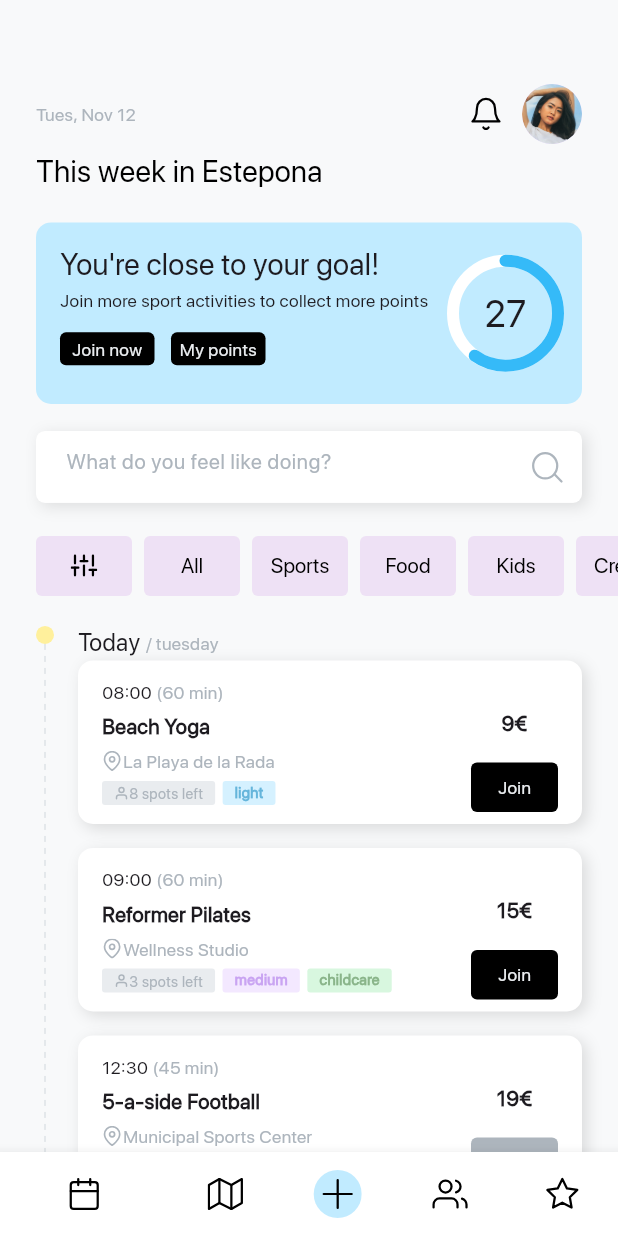
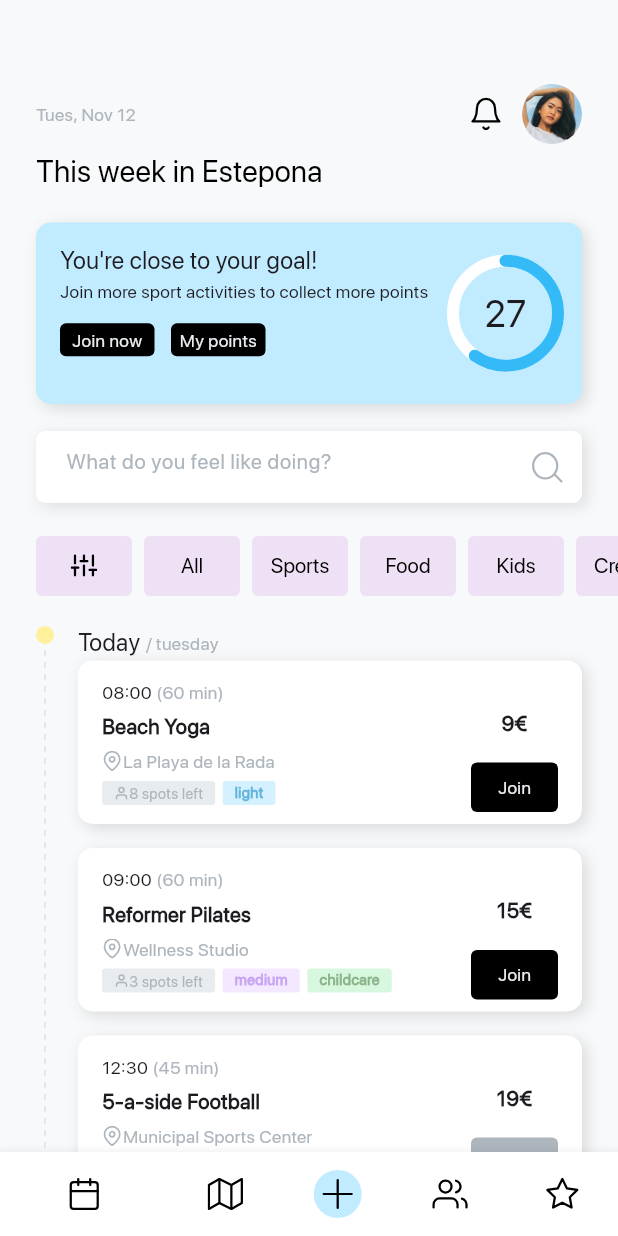
Before and after one commit to ramadhantaAkmal/town-square, a Flutter app: the screen it shows after launch, on a phone screen of 412 x 824 dp. Run offline on Flutter 3.47's test engine with Material 3 defaults, Android fonts, the phone set to English and light mode, and no system bars; drawn by our look-alikes of dotted_line; our stand-ins replace flutter_svg; project files that could hold a hidden picture were left out.

Commit message:
fix:fix font family issue not loaded

```diff
--- a/lib/config/themes/text_styles.dart
+++ b/lib/config/themes/text_styles.dart
@@ -1,49 +1,78 @@
 import 'package:flutter/material.dart';
 
-class MobileFont {
-  //Heading
-  TextStyle heading1_24 = const TextStyle(
+/**
+ *
+ * Mobile Font
+ *
+ *
+ */
+
+///Font size: 24, Font weight: 700
+const TextStyle mobileHeading1 = TextStyle(
     fontFamily: 'SFProDisplay', fontSize: 24, fontWeight: FontWeight.w700);
-  TextStyle heading2_20 = const TextStyle(
+
+///Font size: 20, Font weight: 500
+const TextStyle mobileHeading2 = TextStyle(
     fontFamily: 'SFProDisplay', fontSize: 20, fontWeight: FontWeight.w500);
 
-  //Subtitle
-  TextStyle subtitle1_16 = const TextStyle(
+///Font size: 16, Font weight: 500
+const TextStyle mobileSubtitle1 = TextStyle(
     fontFamily: 'SFProDisplay', fontSize: 16, fontWeight: FontWeight.w500);
-  TextStyle subtitle2_14 = const TextStyle(
+
+///Font size: 14, Font weight: 700
+const TextStyle mobileSubtitle2 = TextStyle(
     fontFamily: 'SFProDisplay', fontSize: 14, fontWeight: FontWeight.w700);
 
-  //Subtitle
-  TextStyle body1_14 = const TextStyle(
+///Font size: 14, Font weigth: 500
+const TextStyle mobileBody1 = TextStyle(
     fontFamily: 'SFProDisplay', fontSize: 14, fontWeight: FontWeight.w500);
-  TextStyle body2_12 = const TextStyle(
+
+///Font size: 12, Font weigth: 500
+const TextStyle mobileBody2 = TextStyle(
     fontFamily: 'SFProDisplay', fontSize: 12, fontWeight: FontWeight.w500);
-  TextStyle body3_10 = const TextStyle(
+
+///Font size: 10, Font weigth: 500
+const TextStyle mobileBody3 = TextStyle(
     fontFamily: 'SFProDisplay', fontSize: 10, fontWeight: FontWeight.w500);
-  TextStyle body3bold_10 = const TextStyle(
+
+///Font size: 10, Font weigth: 700
+const TextStyle mobileBody3Bold = TextStyle(
     fontFamily: 'SFProDisplay', fontSize: 10, fontWeight: FontWeight.w700);
-}
+/**
+ *
+ * Desktop Font
+ *
+ *
+ */
 
-class DesktopFont {
-  //Heading
-  TextStyle heading1_24 = const TextStyle(
+///Font size: 24, Font weigth: 700
+const TextStyle desktopHeading1 = TextStyle(
     fontFamily: 'SFProDisplay', fontSize: 24, fontWeight: FontWeight.w700);
-  TextStyle heading2_24 = const TextStyle(
+
+///Font size: 24, Font weigth: 500
+const TextStyle desktopHeading2 = TextStyle(
     fontFamily: 'SFProDisplay', fontSize: 24, fontWeight: FontWeight.w500);
 
-  //Subtitle
-  TextStyle subtitle1_20 = const TextStyle(
+///Font size: 20, Font weigth: 500
+const TextStyle desktopSubtitle1 = TextStyle(
     fontFamily: 'SFProDisplay', fontSize: 20, fontWeight: FontWeight.w500);
-  TextStyle subtitle2_20 = const TextStyle(
+
+///Font size: 20, Font weigth: 700
+const TextStyle desktopSubtitle2 = TextStyle(
     fontFamily: 'SFProDisplay', fontSize: 20, fontWeight: FontWeight.w700);
 
-  //Body
-  TextStyle body1_14 = const TextStyle(
+///Font size: 14, Font weigth: 500
+const TextStyle desktopBody1 = TextStyle(
     fontFamily: 'SFProDisplay', fontSize: 14, fontWeight: FontWeight.w500);
-  TextStyle body2_14 = const TextStyle(
+
+///Font size: 14, Font weigth: 400
+const TextStyle desktopBody2 = TextStyle(
     fontFamily: 'SFProDisplay', fontSize: 14, fontWeight: FontWeight.w400);
-  TextStyle body3_12 = const TextStyle(
-      fontFamily: 'SFProDisplay', fontSize: 12, fontWeight: FontWeight.w500);
-  TextStyle body3bold_12 = const TextStyle(
+
+///Font size: 12, Font weigth: 400
+const TextStyle desktopBody3 = TextStyle(
+    fontFamily: 'SFProDisplay', fontSize: 12, fontWeight: FontWeight.w400);
+
+///Font size: 12, Font weigth: 700
+const TextStyle desktopBody3Bold = TextStyle(
     fontFamily: 'SFProDisplay', fontSize: 12, fontWeight: FontWeight.w700);
-}
--- a/lib/features/activity_screen/view/activity/activity_widget.dart
+++ b/lib/features/activity_screen/view/activity/activity_widget.dart
@@ -16,8 +16,7 @@ class ActivityWidget extends StatelessWidget {
   const ActivityWidget({super.key});
 
   static bool isDesktop = false;
-  static final mobileFont = MobileFont();
-  static final desktopFont = DesktopFont();
+
   static final ScrollController scrollController = ScrollController();
 
   @override
@@ -38,8 +37,8 @@ class ActivityWidget extends StatelessWidget {
               Text(
                 "Tues, Nov 12",
                 style: !isDesktop
-                    ? mobileFont.body2_12.copyWith(color: neutral500)
-                    : desktopFont.body1_14.copyWith(color: neutral500),
+                    ? mobileBody2.copyWith(color: neutral500)
+                    : desktopBody1.copyWith(color: neutral500),
               ),
               if (!isDesktop)
                 Row(
@@ -68,8 +67,8 @@ class ActivityWidget extends StatelessWidget {
           child: Text(
             "This week in Estepona",
             style: !isDesktop
-                ? mobileFont.heading2_20.copyWith(color: neutralBlack)
-                : desktopFont.heading2_24.copyWith(color: neutralBlack),
+                ? mobileHeading2.copyWith(color: neutralBlack)
+                : desktopHeading2.copyWith(color: neutralBlack),
           ),
         ),
         if (!isDesktop)
@@ -79,9 +78,7 @@ class ActivityWidget extends StatelessWidget {
               left: defaultSize * 6,
               right: defaultSize * 6,
             ),
-            child: GoalBanner(
-              isDesktop: isDesktop,
-            ),
+            child: GoalBanner(),
           ),
         const Padding(
           padding:
@@ -151,25 +148,24 @@ class ActivityWidget extends StatelessWidget {
           child: SizedBox(
             height: MediaQuery.sizeOf(context).height,
             child: Row(
+              crossAxisAlignment: CrossAxisAlignment.start,
               children: [
                 Padding(
                   padding: const EdgeInsets.only(right: 16),
-                  child: Column(
-                    crossAxisAlignment: CrossAxisAlignment.center,
+                  child: Stack(
+                    alignment: Alignment.topCenter,
                     children: [
+                      DottedLine(
+                        direction: Axis.vertical,
+                        lineLength: 152.0 * (activityList.length + 1),
+                        dashColor: neutral300,
+                      ),
                       Container(
                         width: 12,
                         height: 12,
                         decoration: BoxDecoration(
                           borderRadius: BorderRadius.circular(50),
                           color: yellowSecondary300,
-                        ),
-                      ),
-                      Expanded(
-                        child: DottedLine(
-                          direction: Axis.vertical,
-                          lineLength: 136.0 * activityList.length,
-                          dashColor: neutral300,
                         ),
                       ),
                     ],
@@ -182,12 +178,11 @@ class ActivityWidget extends StatelessWidget {
                         children: [
                           Text(
                             "Today ",
-                            style: mobileFont.subtitle1_16,
+                            style: mobileSubtitle1,
                           ),
                           Text(
                             "/ tuesday",
-                            style:
-                                mobileFont.body2_12.copyWith(color: neutral500),
+                            style: mobileBody2.copyWith(color: neutral500),
                           ),
                         ],
                       ),
--- a/lib/features/activity_screen/view/activity/widgets/activity_card.dart
+++ b/lib/features/activity_screen/view/activity/widgets/activity_card.dart
@@ -9,9 +9,6 @@ import 'package:town_square/utils/responsive_checker.dart';
 class ActivityCard extends StatelessWidget {
   final ActivityModel activity;
   const ActivityCard({super.key, required this.activity});
-
-  static final mobileFont = MobileFont();
-  static final desktopFont = DesktopFont();
 
   @override
   Widget build(BuildContext context) {
@@ -74,19 +71,17 @@ class ActivityCard extends StatelessWidget {
                     children: [
                       Text(
                         activity.time,
-                        style: mobileFont.body2_12,
+                        style: mobileBody2,
                       ),
                       Text(
                         " (${activity.duration} min)",
-                        style: mobileFont.body2_12.copyWith(color: neutral500),
+                        style: mobileBody2.copyWith(color: neutral500),
                       ),
                     ],
                   ),
                   Text(
                     activity.activityName,
-                    style: isDesktop
-                        ? desktopFont.subtitle2_20
-                        : mobileFont.subtitle2_14,
+                    style: isDesktop ? desktopSubtitle2 : mobileSubtitle2,
                   ),
                   Row(
                     children: [
@@ -94,8 +89,8 @@ class ActivityCard extends StatelessWidget {
                       Text(
                         activity.location,
                         style: isDesktop
-                            ? desktopFont.body1_14
-                            : mobileFont.body2_12.copyWith(color: neutral500),
+                            ? desktopBody1
+                            : mobileBody2.copyWith(color: neutral500),
                       ),
                     ],
                   ),
@@ -115,10 +110,8 @@ class ActivityCard extends StatelessWidget {
                             Text(
                               "${activity.spots} spots left",
                               style: isDesktop
-                                  ? desktopFont.body3_12
-                                      .copyWith(color: neutral500)
-                                  : mobileFont.body3_10
-                                      .copyWith(color: neutral500),
+                                  ? desktopBody3.copyWith(color: neutral500)
+                                  : mobileBody3.copyWith(color: neutral500),
                             ),
                           ],
                         ),
@@ -134,10 +127,10 @@ class ActivityCard extends StatelessWidget {
                         child: Text(
                           activity.intensity,
                           style: isDesktop
-                              ? desktopFont.body3bold_12
-                                  .copyWith(color: intensityTitleColor!)
-                              : mobileFont.body3bold_10
-                                  .copyWith(color: intensityTitleColor!),
+                              ? desktopBody3Bold.copyWith(
+                                  color: intensityTitleColor!)
+                              : mobileBody3Bold.copyWith(
+                                  color: intensityTitleColor!),
                         ),
                       ),
                       if (activity.category != null)
@@ -151,10 +144,10 @@ class ActivityCard extends StatelessWidget {
                           child: Text(
                             activity.category!,
                             style: isDesktop
-                                ? desktopFont.body3bold_12
-                                    .copyWith(color: categoryTitleColor)
-                                : mobileFont.body3bold_10
-                                    .copyWith(color: categoryTitleColor),
+                                ? desktopBody3Bold.copyWith(
+                                    color: categoryTitleColor)
+                                : mobileBody3Bold.copyWith(
+                                    color: categoryTitleColor),
                           ),
                         ),
                     ],
@@ -164,12 +157,8 @@ class ActivityCard extends StatelessWidget {
               Column(
                 mainAxisAlignment: MainAxisAlignment.end,
                 children: [
-                  Text(
-                    "${activity.price}€",
-                    style: isDesktop
-                        ? desktopFont.subtitle2_20
-                        : mobileFont.subtitle2_14,
-                  ),
+                  Text("${activity.price}€",
+                      style: isDesktop ? desktopSubtitle2 : mobileSubtitle2),
                   SizedBox(
                     height: defaultSize * 4,
                   ),
@@ -186,8 +175,8 @@ class ActivityCard extends StatelessWidget {
                             child: Center(
                               child: Text(
                                 "Join",
-                                style: mobileFont.body2_12
-                                    .copyWith(color: neutralWhite),
+                                style:
+                                    mobileBody2.copyWith(color: neutralWhite),
                               ),
                             ),
                           ),
@@ -204,8 +193,8 @@ class ActivityCard extends StatelessWidget {
                             child: Center(
                               child: Text(
                                 "Sold out",
-                                style: mobileFont.body2_12
-                                    .copyWith(color: neutralWhite),
+                                style:
+                                    mobileBody2.copyWith(color: neutralWhite),
                               ),
                             ),
                           ),
--- a/lib/features/activity_screen/view/activity/widgets/filter_button.dart
+++ b/lib/features/activity_screen/view/activity/widgets/filter_button.dart
@@ -11,7 +11,6 @@ class FilterButton extends StatefulWidget {
 }
 
 class _FilterButtonState extends State<FilterButton> {
-  static final desktopFont = DesktopFont();
   bool isSelected = false;
 
   @override
@@ -30,8 +29,8 @@ class _FilterButtonState extends State<FilterButton> {
           ),
           backgroundColor: WidgetStatePropertyAll(
               isSelected ? purpleSecondary400 : purpleSecondary200)),
-      child: Text(widget.text,
-          style: desktopFont.body2_14.copyWith(color: neutralBlack)),
+      child:
+          Text(widget.text, style: desktopBody2.copyWith(color: neutralBlack)),
     );
   }
 }
--- a/lib/features/activity_screen/view/activity/widgets/goal_banner.dart
+++ b/lib/features/activity_screen/view/activity/widgets/goal_banner.dart
@@ -5,11 +5,7 @@ import 'package:town_square/config/themes/themes.dart';
 class GoalBanner extends StatelessWidget {
   final double? height;
   final double? width;
-  const GoalBanner(
-      {super.key, required this.isDesktop, this.height, this.width});
-  final bool isDesktop;
-  static final mobileFont = MobileFont();
-  static final desktopFont = DesktopFont();
+  const GoalBanner({super.key, this.height, this.width});
 
   @override
   Widget build(BuildContext context) {
@@ -20,12 +16,11 @@ class GoalBanner extends StatelessWidget {
           color: primary200,
           borderRadius: BorderRadius.all(Radius.circular(10)),
           boxShadow: [
-            if (isDesktop)
-              BoxShadow(
-                  color: neutralBlackShadow,
-                  offset: Offset(3, 3),
-                  blurRadius: 8,
-                  spreadRadius: 0)
+            BoxShadow(
+                color: neutralBlackShadow,
+                offset: Offset(3, 3),
+                blurRadius: 8,
+                spreadRadius: 0)
           ]),
       child: Padding(
         padding: const EdgeInsets.symmetric(horizontal: 16, vertical: 14.29),
@@ -39,13 +34,11 @@ class GoalBanner extends StatelessWidget {
                 children: [
                   Text(
                     "You're close to your goal!",
-                    style: isDesktop
-                        ? mobileFont.subtitle1_16
-                        : desktopFont.subtitle1_20,
+                    style: mobileSubtitle1,
                   ),
                   Text(
                     "Join more sport activities to collect more points",
-                    style: desktopFont.body3_12,
+                    style: desktopBody3,
                     maxLines: 2,
                   ),
                   Padding(
@@ -64,8 +57,8 @@ class GoalBanner extends StatelessWidget {
                             child: Center(
                               child: Text(
                                 "Join now",
-                                style: mobileFont.body2_12
-                                    .copyWith(color: neutralWhite),
+                                style:
+                                    mobileBody2.copyWith(color: neutralWhite),
                               ),
                             ),
                           ),
@@ -85,8 +78,8 @@ class GoalBanner extends StatelessWidget {
                             child: Center(
                               child: Text(
                                 "My points",
-                                style: mobileFont.body2_12
-                                    .copyWith(color: neutralWhite),
+                                style:
+                                    mobileBody2.copyWith(color: neutralWhite),
                               ),
                             ),
                           ),
--- a/lib/features/activity_screen/view/activity/widgets/search_textfield.dart
+++ b/lib/features/activity_screen/view/activity/widgets/search_textfield.dart
@@ -6,7 +6,6 @@ import 'package:town_square/config/themes/themes.dart';
 
 class SearchTextfield extends StatelessWidget {
   const SearchTextfield({super.key});
-  static final mobileFont = MobileFont();
   @override
   Widget build(BuildContext context) {
     return Center(
@@ -33,7 +32,7 @@ class SearchTextfield extends StatelessWidget {
                 "assets/icons/search.svg",
               ),
               hintText: "What do you feel like doing?",
-              hintStyle: mobileFont.body1_14.copyWith(color: neutral500),
+              hintStyle: mobileBody1.copyWith(color: neutral500),
             ),
           ),
         ),
```
Also changed, not shown: lib/features/activity_screen/view/activity/test.dart (deleted, +0 -221 lines), lib/features/activity_screen/view/banner/banner.dart (+11 -15 lines), lib/features/activity_screen/view/banner/widget/goal_banner_desktop.dart (added, +128 -0 lines), lib/features/activity_screen/view/side_menu/side_menu.dart (+31 -28 lines), lib/features/activity_screen/view/side_menu/widgets/menu_button.dart (added, +23 -0 lines). Lines whose indentation alone changed are shown as unchanged.
